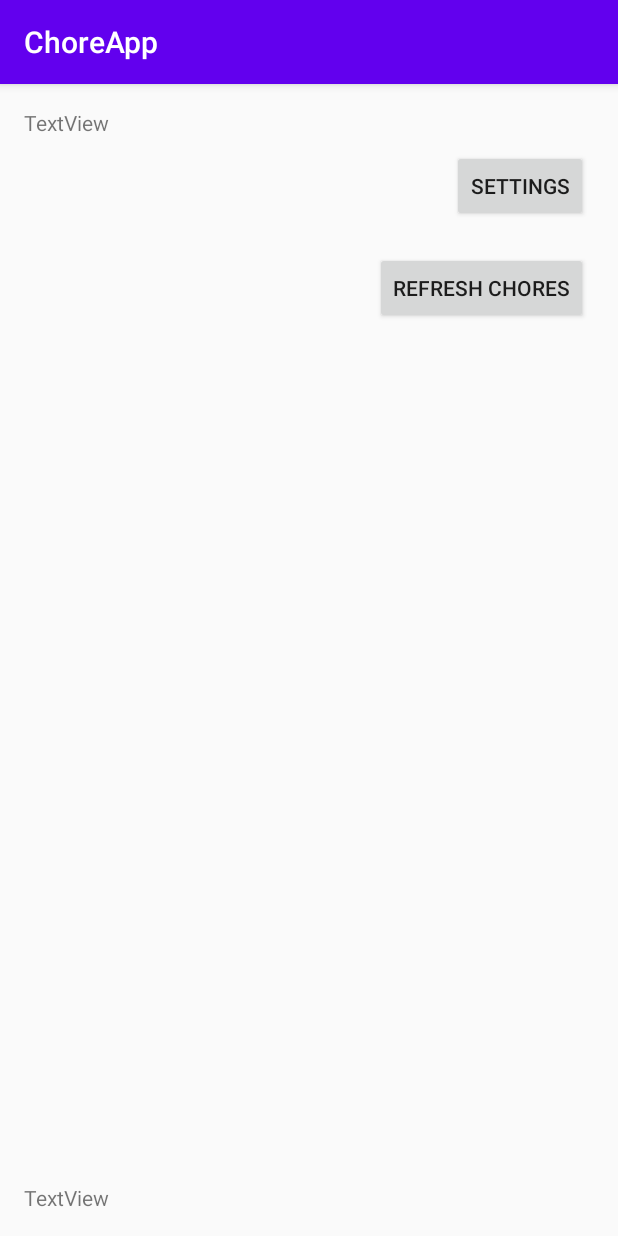
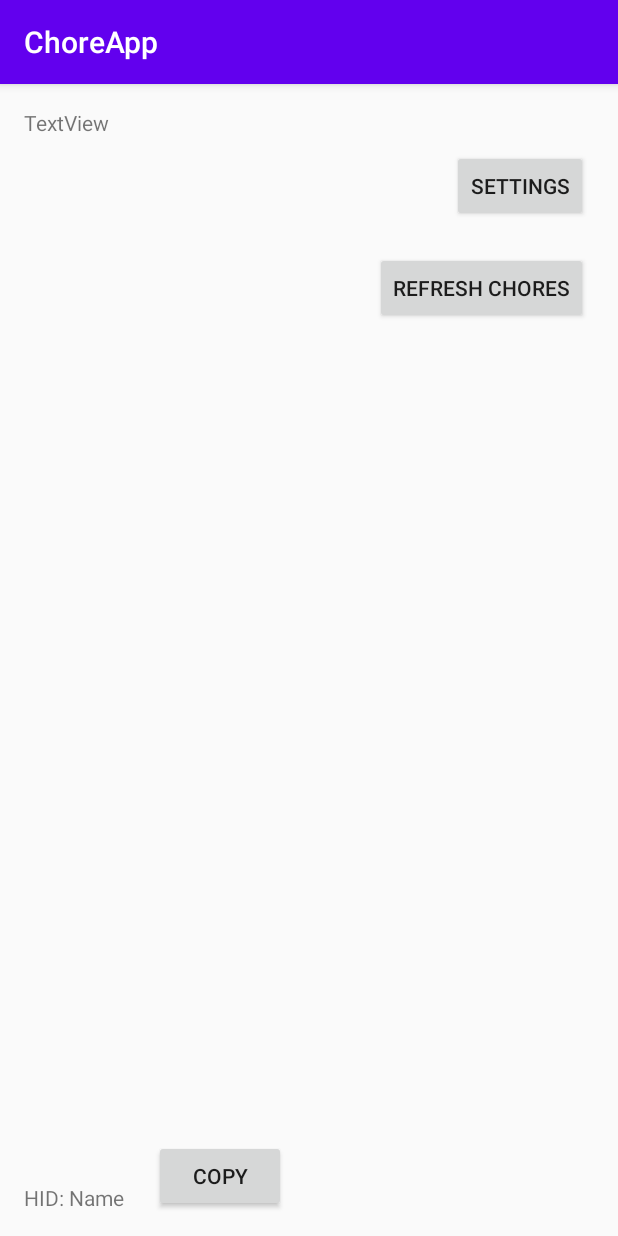
Before and after one commit to hookleon/ChoreApp, an Android app: the LoginActivity screen opened directly, with no data from a screen before it, after a tap on "LOGIN", on a phone screen of 412 x 824 dp. Run offline under Robolectric (Android 15) with nearby library versions, the phone set to English and light mode, and no system bars; our stand-ins replace Firebase (no records; nobody signed in at launch, a user with empty details on screens opened directly).

Commit message:
update 4/6/20
new stuff
- will now use names from previous screen
- can login using house id
- chores will now stick to members
- when logged in, chores and names will immediately show
- button to copy hid to clipboard for easy login

to do
- a bit of stuff

```diff
--- a/app/src/main/java/com/example/choreapp/AddChoreAdapter.java
+++ b/app/src/main/java/com/example/choreapp/AddChoreAdapter.java
@@ -24,7 +24,7 @@ public class AddChoreAdapter extends RecyclerView.Adapter<AddChoreAdapter.MyView
 
         public MyViewHolder(View v) {
             super(v);
-            chore = (TextView) v.findViewById(R.id.chore);
+            chore = (TextView) v.findViewById(R.id.name);
             remove = (ImageButton) v.findViewById(R.id.remove);
         }
     }
--- a/app/src/main/res/layout/activity_chore_list.xml
+++ b/app/src/main/res/layout/activity_chore_list.xml
@@ -28,21 +28,21 @@
         app:layout_constraintTop_toTopOf="parent" />
 
     <TextView
-        android:id="@+id/textView7"
+        android:id="@+id/textHID"
         android:layout_width="wrap_content"
         android:layout_height="wrap_content"
         android:layout_marginStart="16dp"
         android:layout_marginBottom="16dp"
-        android:text="TextView"
+        android:text="@string/label_hid"
         app:layout_constraintBottom_toBottomOf="parent"
         app:layout_constraintStart_toStartOf="parent" />
 
     <androidx.recyclerview.widget.RecyclerView
         android:id="@+id/recView3"
-        android:layout_width="368dp"
-        android:layout_height="573dp"
+        android:layout_width="345dp"
+        android:layout_height="301dp"
         android:layout_marginTop="8dp"
-        app:layout_constraintBottom_toTopOf="@+id/textView7"
+        app:layout_constraintBottom_toTopOf="@+id/textHID"
         app:layout_constraintEnd_toEndOf="parent"
         app:layout_constraintHorizontal_bias="0.488"
         app:layout_constraintStart_toStartOf="parent"
@@ -59,4 +59,16 @@
         android:text="Settings"
         app:layout_constraintEnd_toEndOf="parent"
         app:layout_constraintTop_toTopOf="parent" />
+
+    <Button
+        android:id="@+id/button9"
+        android:layout_width="wrap_content"
+        android:layout_height="wrap_content"
+        android:layout_marginStart="20dp"
+        android:layout_marginBottom="16dp"
+        android:hint="@string/button_copy_hid"
+        android:onClick="copyHID"
+        android:text="@string/button_copy_hid"
+        app:layout_constraintBottom_toBottomOf="parent"
+        app:layout_constraintStart_toEndOf="@+id/textHID" />
 </androidx.constraintlayout.widget.ConstraintLayout>
--- a/app/src/main/res/layout/activity_login.xml
+++ b/app/src/main/res/layout/activity_login.xml
@@ -14,7 +14,7 @@
         android:text="@string/button_login"
         app:layout_constraintEnd_toEndOf="parent"
         app:layout_constraintStart_toStartOf="parent"
-        tools:layout_editor_absoluteY="401dp" />
+        app:layout_constraintTop_toBottomOf="@+id/editHID" />
 
     <EditText
         android:id="@+id/editHID"
--- a/app/src/main/res/values/strings.xml
+++ b/app/src/main/res/values/strings.xml
@@ -26,6 +26,8 @@
     </string-array>
 
     <!-- Chore List Activity -->
+    <string name="button_copy_hid">Copy</string>
+    <string name="label_hid">HID: </string>
     <string name="button_settings">Settings</string>
     <string name="title_activity_settings">Settings</string>
 
```
Also changed, not shown: app/src/main/java/com/example/choreapp/ChoreListActivity.java (+19 -0 lines), app/src/main/res/layout/recyclerview_row.xml (+2 -7 lines).
